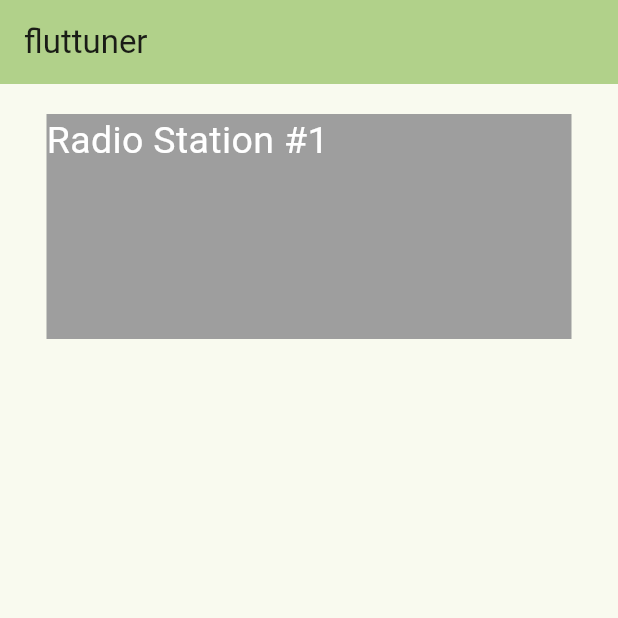
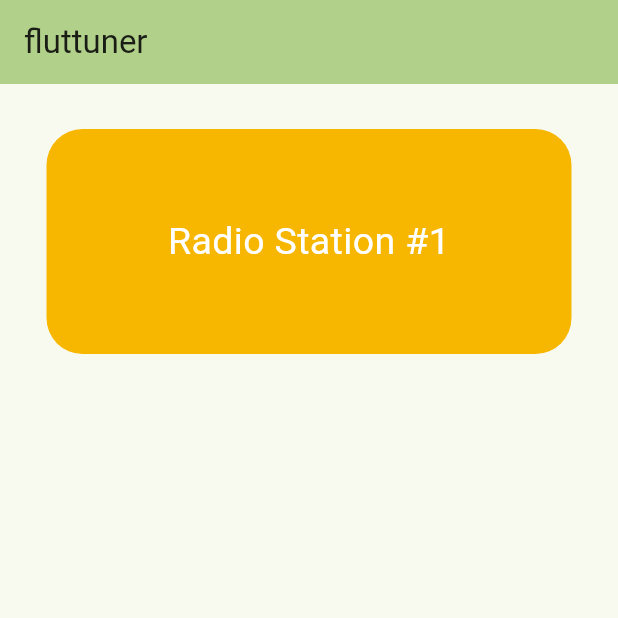
Before and after one commit to bloomingchad/fluttuner, a Flutter app: the screen it shows after launch, after a tap on "Radio Station #1", on a phone screen of 412 x 824 dp, the top half of it. Run offline on Flutter 3.47's test engine with Material 3 defaults, Android fonts, the phone set to English and light mode, and no system bars; our stand-ins replace just_audio.

Commit message:
fix: main: improve audio player control and styling
*   Refactor player initialization to `setPlayer`, `startPlayingPlayer`, and `pausePlayer` functions.
*   Add `player.stop()` on app startup.
*   Implement tap gesture on radio station container to start playing.
*   Update radio station container styling with background color and rounded corners.
*   Increase SizedBox height for better spacing.

This commit refactors the audio player control logic for better modularity and adds styling to the radio station container. It also ensures the player is stopped on app startup and implements a tap gesture to start playing the audio stream

```diff
--- a/lib/main.dart
+++ b/lib/main.dart
@@ -1,15 +1,24 @@
 import 'package:flutter/material.dart';
 import 'package:just_audio/just_audio.dart';
 
-Future<void> initPlayer(AudioPlayer player) async {
+final player = AudioPlayer();
+
+Future<void> setPlayer(AudioPlayer player) async {
   final duration = await player.setUrl(           // Load a URL
       'https://nl.ah.fm/mobile');                 // Schemes: (https: | file: | asset: )
+}
+
+Future<void> startPlayingPlayer(AudioPlayer player) async {
   player.play();
-  //return void
 }
-final player = AudioPlayer();
+
+Future<void> pausePlayer(AudioPlayer player) async {
+  player.pause();
+}
+
 void main() {
   runApp(const MyApp());
+  player.stop();
 }
 
 class MyApp extends StatelessWidget {
@@ -49,32 +58,43 @@ class _MyHomePageState extends State<MyHomePage> {
         child: Column(
           mainAxisAlignment: MainAxisAlignment.start,
           children: <Widget>[
-            const SizedBox(height: 20), // Add some space between the counter and the box
+            const SizedBox(height: 30), // Add some space between the counter and the box
             Container(
+              decoration: BoxDecoration(
+                color: const Color(0xFFF7B600),
+                  /*border: Border.all(
+                  width: 8,
+                ),*/
+                borderRadius: BorderRadius.circular(24),
+              ),
               width: 350, // Width of the rectangle
               height: 150, // Height of the rectangle
-              color: Colors.grey, // Background color of the rectangle
+              //color: Colors.redAccent, // Background color of the rectangle
               alignment: Alignment.topLeft, // Align the text to the center
               child: GestureDetector(
                 onTap: () {
                   // Handle the click event here
-                  print('Radio Station #1 clicked!');
-                  initPlayer(player);
+                  //print('Radio Station #1 clicked!');
+                  setPlayer(player);
+                  startPlayingPlayer(player);
                 },
-                child: const Text(
+                child: const Center(
+                  child: const Text(
+                  textAlign: TextAlign.center,
                   'Radio Station #1',
                   style: TextStyle(
                     color: Colors.white, // Text color
                     fontSize: 25, // Text size
+
                     fontWeight: FontWeight.normal, // Text weight
                   ),
                 ),
+              ),
               ),
             ),
           ],
         ),
       ),
-
     );
   }
 }
```
